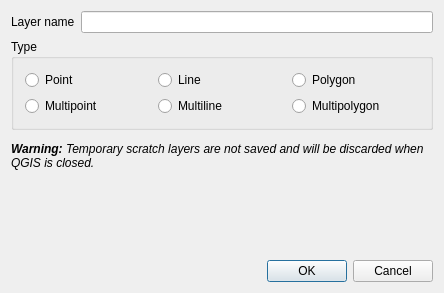
Above: src/ui/qgsnewmemorylayerdialogbase.ui from qgis/QGIS before the change. Below: the same form after it.
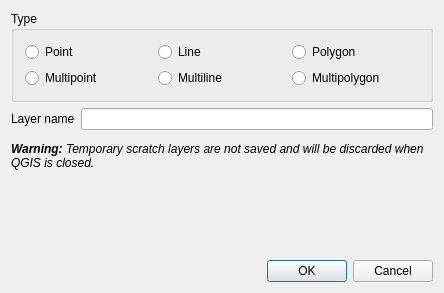
That is the form after the change. Custom widgets are drawn as their Qt base class.

Commit message:
Consistent widget order new layer dialogs.  Type first then rest
These dialogs are not ideal and need to be reduced to a single one in
  the future.

```diff
--- a/src/ui/qgsnewmemorylayerdialogbase.ui
+++ b/src/ui/qgsnewmemorylayerdialogbase.ui
@@ -23,20 +23,6 @@
    <bool>true</bool>
   </property>
   <layout class="QVBoxLayout" name="verticalLayout">
-   <item>
-    <layout class="QHBoxLayout" name="horizontalLayout_2">
-     <item>
-      <widget class="QLabel" name="label">
-       <property name="text">
-        <string>Layer name</string>
-       </property>
-      </widget>
-     </item>
-     <item>
-      <widget class="QLineEdit" name="mNameLineEdit"/>
-     </item>
-    </layout>
-   </item>
    <item>
     <widget class="QGroupBox" name="buttonGroup1">
      <property name="title">
@@ -88,6 +74,20 @@
      </layout>
     </widget>
    </item>
+   <item>
+    <layout class="QHBoxLayout" name="horizontalLayout_2">
+     <item>
+      <widget class="QLabel" name="label">
+       <property name="text">
+        <string>Layer name</string>
+       </property>
+      </widget>
+     </item>
+     <item>
+      <widget class="QLineEdit" name="mNameLineEdit"/>
+     </item>
+    </layout>
+   </item>
    <item>
     <widget class="QgsProjectionSelectionWidget" name="mCrsSelector" native="true">
      <property name="focusPolicy">
```
The commit also changes 1 other file.
